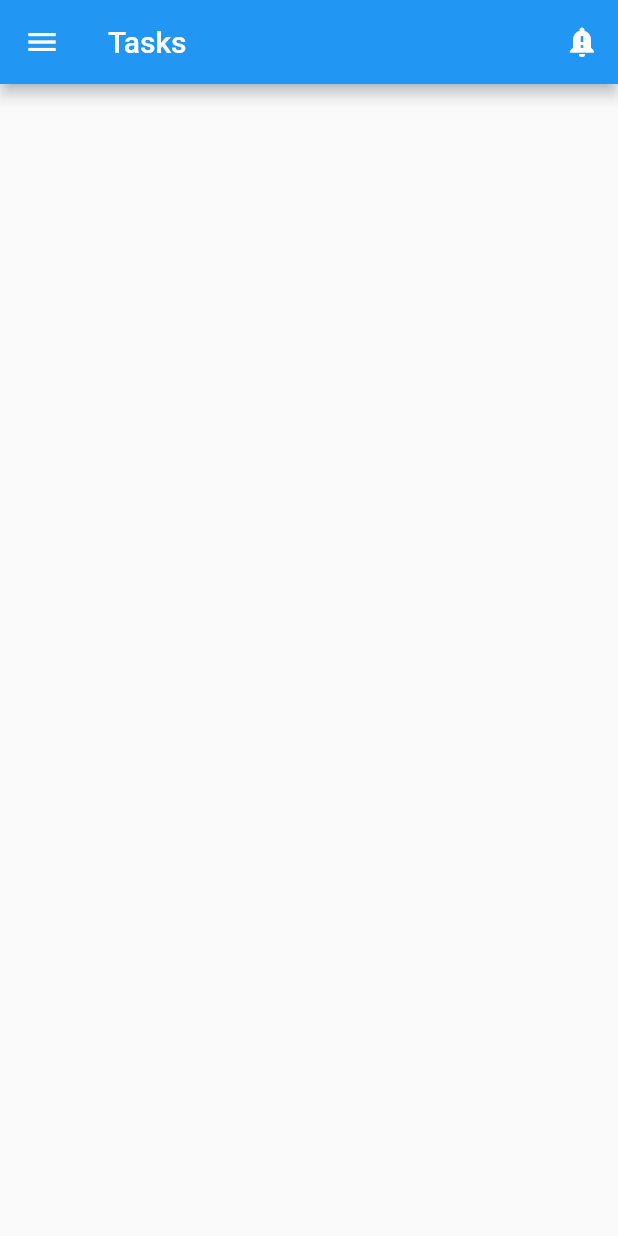
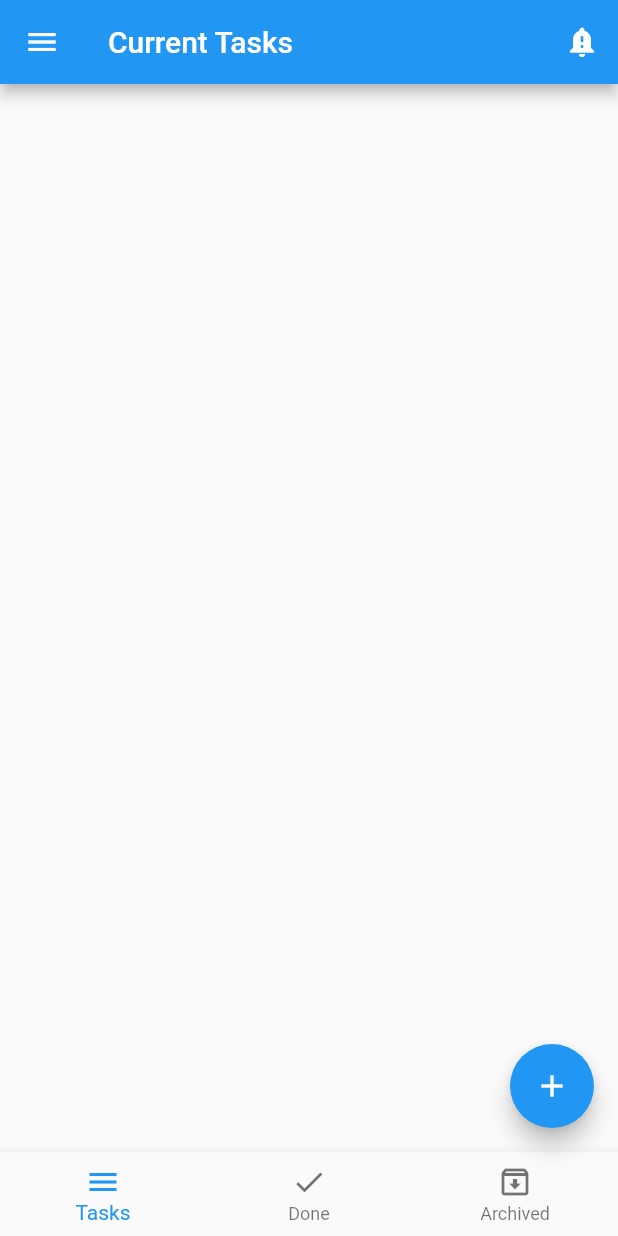
Before and after one commit to KareemTahaAbdelfattah/Todo_App, a Flutter app: the TodoScreen screen opened directly, on a phone screen of 412 x 824 dp. Run offline on Flutter 3.47's test engine with Material 2 defaults, Android fonts, the phone set to English and light mode, and no system bars; our stand-ins replace flutter_bloc.

Commit message:
Todo App

```diff
--- a/lib/main.dart
+++ b/lib/main.dart
@@ -1,4 +1,6 @@
 import 'package:flutter/material.dart';
+import 'package:untitled/modules/tasks/tasks.dart';
+import 'package:untitled/modules/todo_main_screen/todo_main_screen.dart';
 
 import 'modules/hello_screen/hello_screen.dart';
 
@@ -15,7 +17,7 @@ class myapp extends StatelessWidget
   {
     return MaterialApp(
       debugShowCheckedModeBanner: false,
-      home : helloScreen(),
+      home : TodoScreen(),
     );
   }
 
--- a/lib/modules/todo_main_screen/todo_main_screen.dart
+++ b/lib/modules/todo_main_screen/todo_main_screen.dart
@@ -5,9 +5,14 @@ import '../archived_tasks/archived_tasks.dart';
 import '../done_tasks/done_tasks.dart';
 import '../tasks/tasks.dart';
 
-class TodoScreen extends StatelessWidget {
+class TodoScreen extends StatefulWidget {
 
 
+  @override
+  State<TodoScreen> createState() => _TodoScreenState();
+}
+
+class _TodoScreenState extends State<TodoScreen> {
   int CurrentIndex = 0;
 
   List<Widget> Screens =
@@ -25,14 +30,19 @@ class TodoScreen extends StatelessWidget {
   ];
 
   IconData fabIcon = Icons.add;
+
   var titleController = TextEditingController();
+
   var timeController = TextEditingController();
+
   var dateController = TextEditingController();
+
   var statusController = TextEditingController();
 
+  bool isBottomSheet = false;
 
-  bool isBottomSheet = false;
   var ScaffoldKey = GlobalKey<ScaffoldState>();
+
   var FormKey = GlobalKey<FormState>();
 
   @override
@@ -44,7 +54,7 @@ class TodoScreen extends StatelessWidget {
           Icons.menu,
         ),
         title: Text(
-          'Tasks',
+          titles[CurrentIndex],
           style: TextStyle(
             color: Colors.white,
             fontSize: 20.0,
@@ -57,6 +67,38 @@ class TodoScreen extends StatelessWidget {
           ),
         ],
       ),
+      floatingActionButton: FloatingActionButton(
+        onPressed: ()
+        {
+
+        },
+        child: Icon(
+          Icons.add,
+        ),
+      ),
+      bottomNavigationBar: BottomNavigationBar(
+        type: BottomNavigationBarType.fixed,
+        onTap: (index)
+        {
+          setState(() {
+            CurrentIndex = index;
+          });
+        },
+        //key: ,
+        currentIndex: CurrentIndex,
+        items:
+        [
+          BottomNavigationBarItem(
+              icon: Icon(Icons.menu),
+              label: 'Tasks'),
+          BottomNavigationBarItem(
+              icon: Icon(Icons.done_outlined),
+              label: 'Done'),
+          BottomNavigationBarItem(
+              icon: Icon(Icons.archive_outlined),
+              label: 'Archived'),
+        ],
+      ),
       body: Screens[CurrentIndex],
     );
   }
```
Also changed, not shown: assets/todo_icon/1.png (added).
